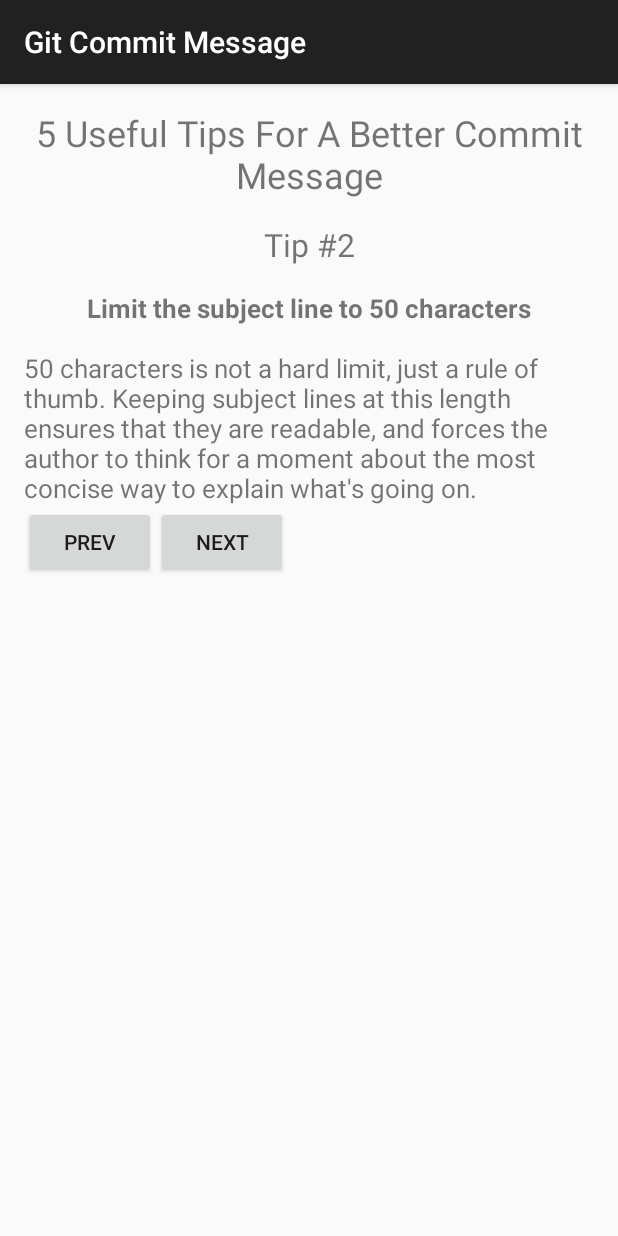
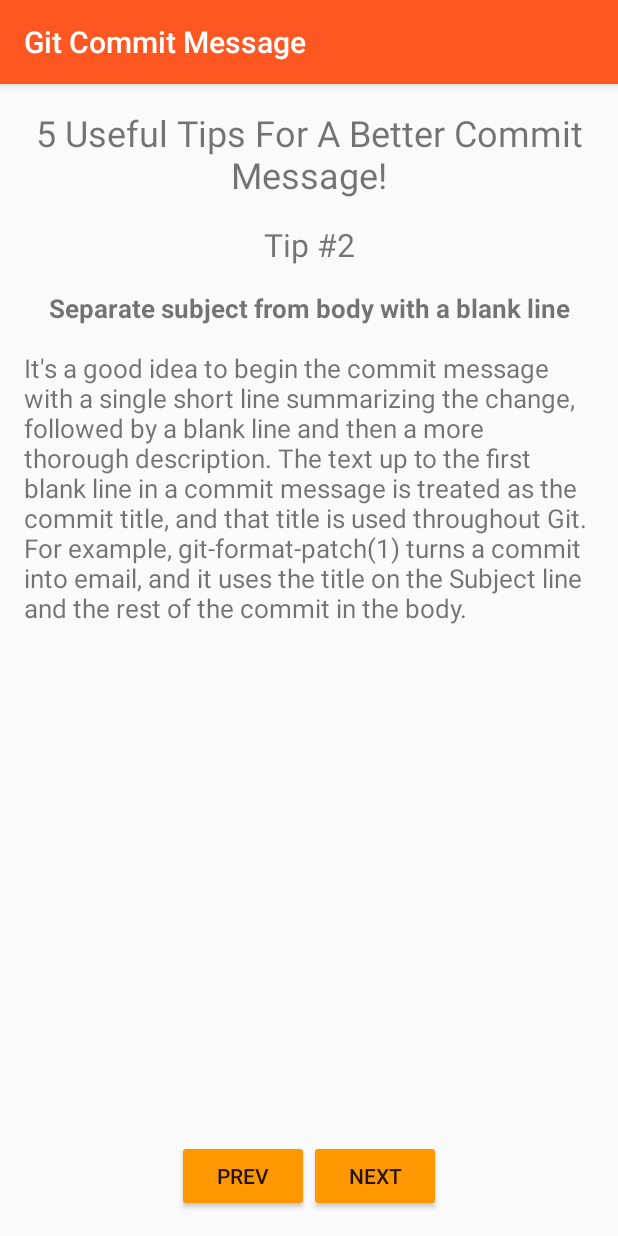
Before and after one commit to MyUdacityProjects/Udacity-Android, an Android app: the TipsActivity screen opened directly, with no data from a screen before it, after a tap on "NEXT", on a phone screen of 412 x 824 dp. Run offline under Robolectric (Android 15) with nearby library versions, the phone set to English and light mode, and no system bars.

Commit message:
Udacity Project 5 strings formatted

```diff
--- a/GitCommitMessage/app/src/main/java/com/example/android/gitcommitmessage/TipsActivity.java
+++ b/GitCommitMessage/app/src/main/java/com/example/android/gitcommitmessage/TipsActivity.java
@@ -8,6 +8,10 @@
 import android.widget.TextView;
 
 import org.w3c.dom.Text;
+
+import java.util.ArrayList;
+import java.util.Arrays;
+import java.util.List;
 
 /**
  * Created by harshita.k on 23/09/15.
@@ -24,12 +28,11 @@
 
     public void viewNextTip(View v){
         if(tipIndex == 5){
-            Button nextBtn = (Button) findViewById(R.id.next_tip);
-            nextBtn.setText(R.string.finish_tip);
             submitFeedback();
         }else{
             tipIndex = tipIndex + 1;
             displayTipIndex();
+
         }
 
     }
@@ -47,6 +50,18 @@
     public void displayTipIndex(){
         TextView tipIndexTextView = (TextView) findViewById(R.id.tip_index);
         tipIndexTextView.setText("Tip #"+tipIndex);
+
+        TextView tipHeaderTextView  = (TextView) findViewById(R.id.tip_header);
+        TextView tipMessageTextView  = (TextView) findViewById(R.id.tip_msg);
+
+        String tipHeaderId = "tip_"+tipIndex+"_header";
+        String tipMsgId = "tip_"+tipIndex+"_msg";
+        int tipMsgResourceID = this.getResources().getIdentifier(tipMsgId,"string", this.getApplicationInfo().packageName);
+        int tipHeaderResourceID = this.getResources().getIdentifier(tipHeaderId,"string", this.getApplicationInfo().packageName);
+        if (tipMsgResourceID != 0 && tipHeaderResourceID != 0) {
+            tipHeaderTextView.setText(tipHeaderResourceID);
+            tipMessageTextView.setText(tipMsgResourceID);
+        }
     }
 
     public void submitFeedback(){
--- a/GitCommitMessage/app/src/main/res/layout/activity_main.xml
+++ b/GitCommitMessage/app/src/main/res/layout/activity_main.xml
@@ -37,7 +37,7 @@
             android:layout_width="wrap_content"
             android:layout_height="wrap_content"
             android:layout_marginBottom="16dp"
-            android:background="#000"
+            android:background="#FF5722"
             android:padding="5dp"
             android:text="e5f4b49 polishing"
             android:textColor="#FFF"
@@ -54,7 +54,7 @@
             android:layout_width="wrap_content"
             android:layout_height="wrap_content"
             android:layout_marginBottom="16dp"
-            android:background="#000"
+            android:background="#FF5722"
             android:padding="5dp"
             android:text="e5f4b49 Polish mockito usage"
             android:textColor="#FFF"
--- a/GitCommitMessage/app/src/main/res/layout/activity_tips.xml
+++ b/GitCommitMessage/app/src/main/res/layout/activity_tips.xml
@@ -1,6 +1,7 @@
 <ScrollView xmlns:android="http://schemas.android.com/apk/res/android"
     xmlns:tools="http://schemas.android.com/tools"
     android:layout_width="match_parent"
+    android:fillViewport="true"
     android:layout_height="match_parent">
 
     <LinearLayout
@@ -17,7 +18,7 @@
             android:layout_height="wrap_content"
             android:layout_marginBottom="16dp"
             android:gravity="center"
-            android:text="5 Useful Tips For A Better Commit Message"
+            android:text="@string/intro_msg"
             android:textSize="24sp" />
 
         <TextView
@@ -32,22 +33,25 @@
         <LinearLayout
             android:layout_width="match_parent"
             android:layout_height="0dp"
+            android:gravity="top"
             android:layout_weight="1"
             android:orientation="vertical">
 
             <TextView
+                android:id="@+id/tip_header"
                 android:layout_width="match_parent"
                 android:layout_height="wrap_content"
                 android:layout_marginBottom="16dp"
                 android:gravity="center"
-                android:text="Limit the subject line to 50 characters"
+                android:text="@string/tip_1_header"
                 android:textSize="17sp"
                 android:textStyle="bold" />
 
             <TextView
+                android:id="@+id/tip_msg"
                 android:layout_width="match_parent"
-                android:layout_height="wrap_content"
-                android:text="50 characters is not a hard limit, just a rule of thumb. Keeping subject lines at this length ensures that they are readable, and forces the author to think for a moment about the most concise way to explain what's going on."
+                android:layout_height="match_parent"
+                android:text="@string/tip_1_msg"
                 android:textSize="17sp" />
         </LinearLayout>
 
@@ -55,6 +59,7 @@
         <LinearLayout
             android:layout_width="match_parent"
             android:layout_height="wrap_content"
+            android:gravity="center"
             android:orientation="horizontal">
 
             <Button
@@ -64,7 +69,7 @@
                 android:gravity="center"
                 android:onClick="viewPrevTip"
                 android:padding="10dp"
-                android:text="Prev" />
+                android:text="@string/prev_btn_text" />
 
             <Button
                 android:id="@+id/next_tip"
@@ -73,7 +78,7 @@
                 android:gravity="center"
                 android:onClick="viewNextTip"
                 android:padding="10dp"
-                android:text="Next" />
+                android:text="@string/next_btn_text" />
         </LinearLayout>
 
     </LinearLayout>
--- a/GitCommitMessage/app/src/main/res/values/strings.xml
+++ b/GitCommitMessage/app/src/main/res/values/strings.xml
@@ -5,6 +5,28 @@
     <string name="finish_tip">Finish</string>
     <string name="intro_msg">5 Useful Tips For A Better Commit Message!</string>
     <string name="why_good_commit_heading">Why good commit messages matter?</string>
+    <string name="prev_btn_text">Prev</string>
+    <string name="next_btn_text">Next</string>
     <string name="why_good_commit_msg">A well-cared for log is a beautiful and useful thing. git blame, revert, rebase, log, shortlog and other subcommands come to life. Reviewing others\' commits and pull requests becomes something worth doing, and suddenly can be done independently. Understanding why something happpened months or years ago becomes not only possible but efficient.</string>
+
+    <string name="tip_1_header">Limit the subject line to 50 characters</string>
+    <string name="tip_1_msg">50 characters is not a hard limit, just a rule of thumb. Keeping subject lines at this length ensures that they are readable, and forces the author to think for a moment about the most concise way to explain what\'s going on.</string>
+
+    <string name="tip_2_header">Separate subject from body with a blank line</string>
+    <string name="tip_2_msg">It\'s a good idea to begin the commit message with a single short line summarizing the change, followed by a blank line and then a more thorough description. The text up to the first blank line in a commit message is treated as the commit title, and that title is used throughout Git. For example, git-format-patch(1) turns a commit into email, and it uses the title on the Subject line and the rest of the commit in the body.</string>
+
+    <string name="tip_3_header">Use the body to explain what and why vs. how</string>
+    <string name="tip_3_msg">In most cases, you can leave out details about how a change has been made. Code is generally self-explanatory in this regard (and if the code is so complex that it needs to be explained in prose, that\'s what source comments are for). Just focus on making clear the reasons you made the change in the first place—the way things worked before the change (and what was wrong with that), the way they work now, and why you decided to solve it the way you did.</string>
+
+    <string name="tip_4_header">Use the imperative mood in the subject line</string>
+    <string name="tip_4_msg">A properly formed git commit subject line should always be able to complete the sentence : If applied, this commit will &lt;your subject line here&gt;</string>
+
+    <string name="tip_5_header">Include a link to the issue/story/card</string>
+    <string name="tip_5_msg">Having a story in your git log will make a huge difference in how you and others perceive your project. By taking great care in commit messages, as you do in your code, you will help to increase overall quality. Full urls are more useful than issue numbers, as they are more permanent and avoid confusion over which issue tracker it references.</string>
+
+    <string name="finish_text">That\'s all</string>
+    <string name="repo_check_header">Repositories worth checking out :</string>
+    <string name="references">References</string>
+    <string name="thank_you_text">Thank you for checking out the tips and hope it helps you!</string>
     <string name="action_settings">Settings</string>
 </resources>
--- a/GitCommitMessage/app/src/main/res/values/styles.xml
+++ b/GitCommitMessage/app/src/main/res/values/styles.xml
@@ -3,7 +3,13 @@
     <!-- Base application theme. -->
     <style name="AppTheme" parent="Theme.AppCompat.Light.DarkActionBar">
         <!-- Customize your theme here. -->
+        <item name="colorPrimary">#FF5722</item>
+        <item name="colorPrimaryDark">#E64A19</item>
+        <item name="colorAccent">#FF9800</item>
+        <item name="colorButtonNormal">#FF9800</item>
+
     </style>
 
 
+
 </resources>
```
Also changed, not shown: GitCommitMessage/app/build.gradle (+4 -4 lines), GitCommitMessage/app/src/main/res/layout/submit_feedback.xml (+23 -9 lines), 1 other file.
